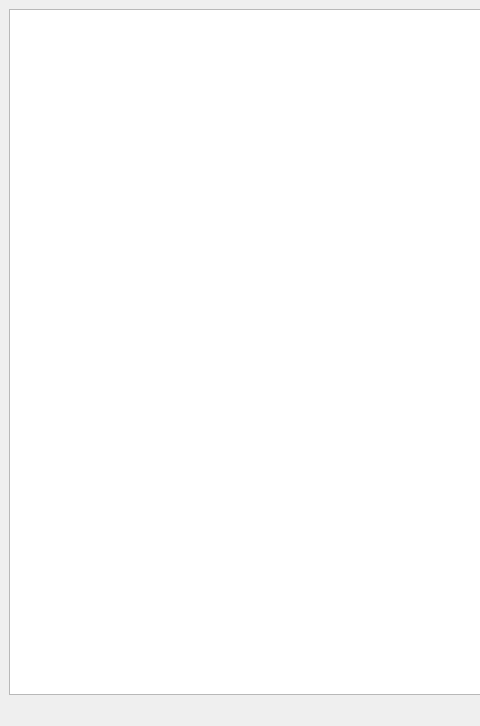
The window that Proyecto_final_infoII/mainwindow.ui (JuanGonzalez47/Project-PlebeGame) describes before a commit, drawn with Qt 5; both pictures show x 0 to 480 and y 0 to 726 of the 1241 by 726 pixel window.
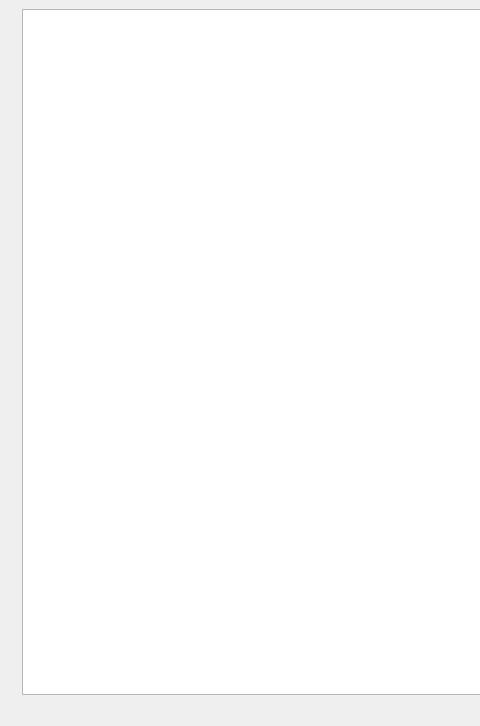
The same window after the commit.

```diff
--- a/Proyecto_final_infoII/mainwindow.ui
+++ b/Proyecto_final_infoII/mainwindow.ui
@@ -15,6 +15,13 @@
   </property>
   <widget class="QWidget" name="centralwidget">
    <layout class="QHBoxLayout" name="horizontalLayout">
+    <item>
+     <widget class="QLabel" name="label">
+      <property name="text">
+       <string/>
+      </property>
+     </widget>
+    </item>
     <item>
      <widget class="QGraphicsView" name="graphicsView"/>
     </item>
```
Left out of the diff: 2 changed lines with no effect on the pictures.
